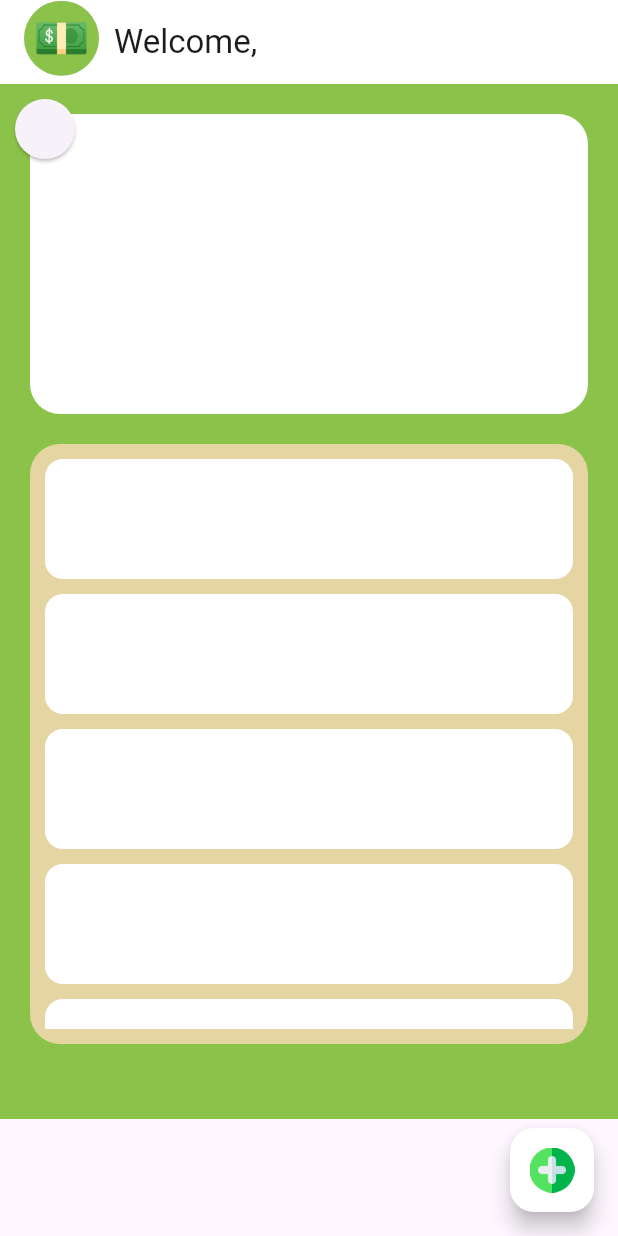
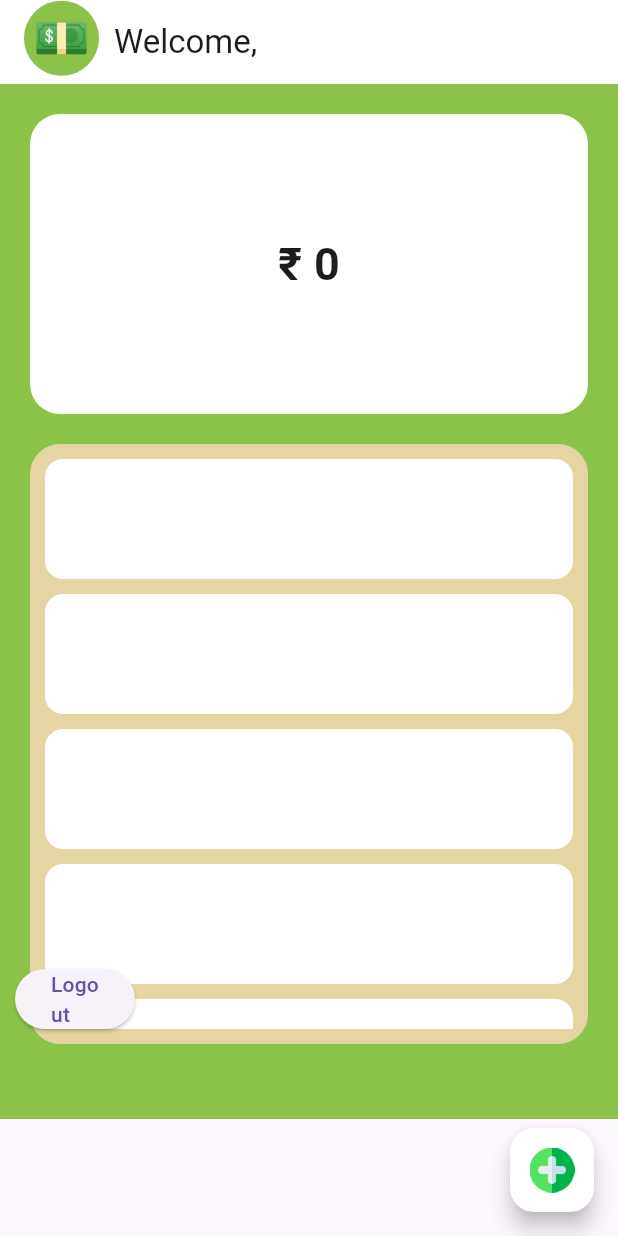
Before and after one commit to VishalNakum1210/FinTrack, a Flutter app: the UserMainPage screen opened directly, on a phone screen of 412 x 824 dp. Run offline on Flutter 3.47's test engine with Material 3 defaults, Android fonts, the phone set to English and light mode, and no system bars; our stand-ins replace firebase_core, firebase_database, fluttertoast, shared_preferences; accounts and stored records are empty.

```diff
--- a/lib/authantication/login_page.dart
+++ b/lib/authantication/login_page.dart
@@ -44,7 +44,6 @@ class _LoginPageState extends State<LoginPage> {
         if (password_user == values["password"]) {
           Fluttertoast.showToast(msg: "Login successfully");
           await Save_data(values["name"], phone_number, values["email"]);
-          await Check_details();
           Navigator.pushReplacement(
             context,
             MaterialPageRoute(builder: (context) => NavPageSelector()),
@@ -71,10 +70,6 @@ class _LoginPageState extends State<LoginPage> {
     await sp.setString("username", username);
     await sp.setString("phone_number", phone_number);
     await sp.setString("email", email);
-  }
-  Future<void> Check_details () async {
-    SharedPreferences sp = await SharedPreferences.getInstance();
-    Fluttertoast.showToast(msg: "${sp.getString("phone_number")}");
   }
 
   @override
--- a/lib/main.dart
+++ b/lib/main.dart
@@ -1,5 +1,3 @@
-import 'package:account/nav_bar.dart';
-import 'package:account/user_pages/add_spent.dart';
 import 'package:flutter/material.dart';
 import 'package:firebase_core/firebase_core.dart';
 import 'firebase_options.dart';
@@ -23,7 +21,7 @@ class MyApp extends StatelessWidget {
     return MaterialApp(
       title: "Account",
       debugShowCheckedModeBanner: false,
-      home: AddSpent(),
+      home: SplashPage(),
     );
   }
 }
--- a/lib/user_pages/main_page.dart
+++ b/lib/user_pages/main_page.dart
@@ -1,3 +1,4 @@
+import 'package:account/GetInformation/GetTotalExpenses.dart';
 import 'package:account/authantication/login_page.dart';
 import 'package:account/user_pages/add_spent.dart';
 import 'package:flutter/material.dart';
@@ -10,12 +11,18 @@ class UserMainPage extends StatefulWidget {
 }
 
 class _userMainPage extends State<UserMainPage> {
-  String? name;
+  String? name, totalExpanses;
 
   Future<void> getDetails() async {
     SharedPreferences sp = await SharedPreferences.getInstance();
+
+    String? total = await getTotalExpenses(
+      sp.getString("phone_number")!,
+    );
+
     setState(() {
-      name = sp.getString("username");
+      name = sp.getString("username") ?? "";
+      totalExpanses = total;
     });
   }
 
@@ -43,17 +50,17 @@ class _userMainPage extends State<UserMainPage> {
         title: Row(
           children: [
             Container(
-              margin: EdgeInsets.only(bottom: 5, right: 10),
+              margin: const EdgeInsets.only(bottom: 5, right: 10),
               height: 50,
               width: 50,
-              child: CircleAvatar(
+              child: const CircleAvatar(
                 radius: 25,
                 backgroundImage: AssetImage(
                   "assets/image/AccountApplicationLogo.jpg",
                 ),
               ),
             ),
-            Text("Welcome, $name"),
+            Text("Welcome, ${name ?? ''}"),
           ],
         ),
         backgroundColor: Colors.white,
@@ -61,41 +68,65 @@ class _userMainPage extends State<UserMainPage> {
 
       body: SingleChildScrollView(
         child: Container(
-          // height: double.infinity,
-          // width: double.infinity,
-          color: Color(0xFF8BC24A),
+          color: const Color(0xFF8BC24A),
 
           child: Stack(
             children: [
               Column(
                 children: [
                   Container(
+                    width: double.infinity,
                     height: 200,
-                    margin: EdgeInsets.only(left: 20, right: 20, top: 20),
+                    margin: const EdgeInsets.only(
+                      left: 20,
+                      right: 20,
+                      top: 20,
+                    ),
                     decoration: BoxDecoration(
                       borderRadius: BorderRadius.circular(20),
                       color: Colors.white,
+                    ),
+                    child: Center(
+                      child: Text(
+                        "₹ ${totalExpanses ?? '0'}",
+                        style: const TextStyle(
+                          fontSize: 30,
+                          fontWeight: FontWeight.bold,
+                        ),
+                      ),
                     ),
                   ),
 
                   Container(
                     height: 400,
-                    padding: EdgeInsets.only(bottom: 10, top: 10),
-                    margin: EdgeInsets.only(left: 20, right: 20, top: 20, bottom: 50),
+                    padding: const EdgeInsets.only(
+                      bottom: 10,
+                      top: 10,
+                    ),
+                    margin: const EdgeInsets.only(
+                      left: 20,
+                      right: 20,
+                      top: 20,
+                      bottom: 50,
+                    ),
                     decoration: BoxDecoration(
                       borderRadius: BorderRadius.circular(20),
-                      color: Color(0xFFE4D5A3),
+                      color: const Color(0xFFE4D5A3),
                     ),
 
                     child: ListView.builder(
                       itemCount: 5,
                       itemBuilder: (context, index) {
                         return Container(
-                          margin: EdgeInsets.only(left: 10, right: 10, bottom: 10),
+                          margin: const EdgeInsets.only(
+                            left: 10,
+                            right: 10,
+                            bottom: 10,
+                          ),
                           height: 80,
                           decoration: BoxDecoration(
                             color: Colors.white,
-                            borderRadius: BorderRadius.circular(12)
+                            borderRadius: BorderRadius.circular(12),
                           ),
                         );
                       },
@@ -103,17 +134,19 @@ class _userMainPage extends State<UserMainPage> {
                   ),
                 ],
               ),
+
               Positioned(
+                bottom: 50,
                 child: Container(
                   height: 60,
-                  width: 60,
-                  padding: EdgeInsets.all(10),
+                  width: 100,
+                  padding: const EdgeInsets.all(10),
                   child: ElevatedButton(
                     onPressed: () {
                       Fluttertoast.showToast(msg: "Clicked");
                       logout();
                     },
-                    child: Text("Logout"),
+                    child: const Text("Logout"),
                   ),
                 ),
               ),
@@ -121,12 +154,26 @@ class _userMainPage extends State<UserMainPage> {
           ),
         ),
       ),
+
       floatingActionButton: FloatingActionButton(
-        onPressed: () {
-          Navigator.push(context, MaterialPageRoute(builder: (context) => AddSpent()));
+        onPressed: () async {
+          final result = await Navigator.push(
+            context,
+            MaterialPageRoute(
+              builder: (context) => AddSpent(),
+            ),
+          );
+
+          if (result == true) {
+            getDetails();
+          }
         },
         backgroundColor: Colors.white,
-        child: Image.asset("assets/image/GreenPlus.png", height: 30, width: 30),
+        child: Image.asset(
+          "assets/image/GreenPlus.png",
+          height: 30,
+          width: 30,
+        ),
       ),
     );
   }
```
Also changed, not shown: lib/GetInformation/GetTotalExpenses.dart (added, +18 -0 lines), lib/GetInformation/LoginCheck.dart (added, +15 -0 lines), lib/splash/splash_page.dart (+24 -8 lines), lib/user_pages/add_spent.dart (+69 -4 lines).
